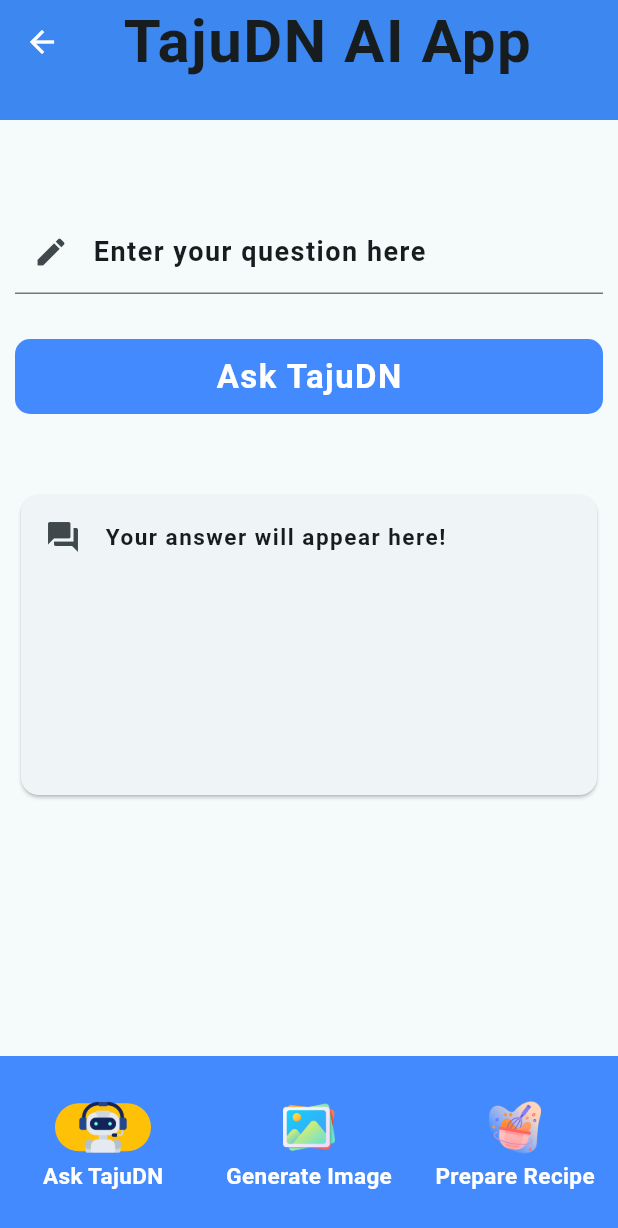
After one commit to tajutechgh/springai_mobile_app, a Flutter app: the screen it shows after launch, after a tap on "Ask TajuDN", on a phone screen of 412 x 824 dp. The commit adds this screen. Shown: the top 1228 px of the screen. Run offline on Flutter 3.47's test engine with Material 3 defaults, Android fonts, the phone set to English and light mode, and no system bars; our stand-ins replace google_fonts; network calls fail; Roboto replaces fonts that are missing (Honk).

Commit message:
added all the UI designs

```diff
--- /dev/null
+++ b/lib/screens/chat_ai_model_screen.dart
@@ -0,0 +1,110 @@
+import 'package:flutter/material.dart';
+import 'package:google_fonts/google_fonts.dart';
+
+class ChatAiModelScreen extends StatefulWidget {
+  const ChatAiModelScreen({super.key});
+
+  @override
+  State<ChatAiModelScreen> createState() => _ChatAiModelScreenState();
+}
+
+class _ChatAiModelScreenState extends State<ChatAiModelScreen> {
+
+  final GlobalKey<FormState> _formKey = GlobalKey<FormState>();
+  late String question;
+
+  @override
+  Widget build(BuildContext context) {
+
+    return Padding(
+      padding: const EdgeInsets.all(10),
+      child: Column(
+        children: [
+            Form(
+                key: _formKey,
+                child: Column(
+                  mainAxisAlignment: MainAxisAlignment.center,
+                  children: [
+                    SizedBox(height: 50,),
+                    TextFormField(
+                      onChanged: (value){
+                           question = value;
+                      },
+                      validator: (value){
+                        if(value!.isEmpty) {
+                          return "Question must not be empty!" ;
+                        } else{
+                          return null;
+                        }
+                      },
+                      decoration: InputDecoration(
+                          label: Text(
+                            "Enter your question here",
+                            style: GoogleFonts.roboto(
+                                textStyle: Theme.of(context).textTheme.displayLarge,
+                                fontSize: 18,
+                                fontWeight: FontWeight.bold,
+                                fontStyle: FontStyle.normal,
+                                letterSpacing: 1,
+                            ),
+                          ),
+                          focusColor: Colors.blue,
+                          prefixIcon: Icon(
+                            Icons.edit,
+                          )
+                      ),
+                    ),
+                    SizedBox(height: 30,),
+                    InkWell(
+                      onTap: (){
+
+                      },
+                      child: Container(
+                        height: 50,
+                        width: MediaQuery.of(context).size.width-20,
+                        decoration: BoxDecoration(
+                          color: Colors.blueAccent,
+                          borderRadius: BorderRadius.circular(10),
+                        ),
+                        child: Center(
+                            child: Text(
+                              "Ask TajuDN",
+                              style: GoogleFonts.roboto(
+                                  textStyle: Theme.of(context).textTheme.displayLarge,
+                                  fontSize: 22,
+                                  fontWeight: FontWeight.bold,
+                                  fontStyle: FontStyle.normal,
+                                  letterSpacing: 1,
+                                  color: Colors.white
+                              ),
+                            )
+                        ),
+                      ),
+                    ),
+                    SizedBox(height: 50,),
+                    Card(
+                      child: SizedBox(
+                        height: 200,
+                        child: ListTile(
+                          leading: Icon(Icons.question_answer),
+                          title: Text(
+                            'Your answer will appear here!',
+                            style: GoogleFonts.roboto(
+                                textStyle: Theme.of(context).textTheme.displayLarge,
+                                fontSize: 15,
+                                fontWeight: FontWeight.bold,
+                                fontStyle: FontStyle.normal,
+                                letterSpacing: 1,
+                            ),
+                          ),
+                        ),
+                      ),
+                    ),
+                  ]
+               )
+            ),
+        ],
+      ),
+    );
+  }
+}
--- a/lib/screens/home_screen.dart
+++ b/lib/screens/home_screen.dart
@@ -12,6 +12,7 @@ class HomeScreen extends StatefulWidget {
 }
 
 class _HomeScreenState extends State<HomeScreen> {
+
   @override
   Widget build(BuildContext context) {
 
@@ -19,14 +20,14 @@ class _HomeScreenState extends State<HomeScreen> {
       appBar: PreferredSize(
         preferredSize: Size.fromHeight(80.0),
         child: AppBar(
-          backgroundColor: Colors.lightBlue,
-          elevation: 4.0,
+          backgroundColor: Colors.blueAccent,
+          elevation: 5.0,
           title: Center(
               child: Text(
                 "TajuDN AI App",
-                style: GoogleFonts.bungeeSpice(
+                style: GoogleFonts.honk(
                   textStyle: Theme.of(context).textTheme.displayLarge,
-                  fontSize: 30,
+                  fontSize: 40,
                   fontWeight: FontWeight.bold,
                   fontStyle: FontStyle.normal,
                   letterSpacing: 1
@@ -51,7 +52,7 @@ class _HomeScreenState extends State<HomeScreen> {
                   "Powered By @TajutechGH",
                   style: GoogleFonts.roboto(
                     textStyle: Theme.of(context).textTheme.displayLarge,
-                    fontSize: 15,
+                    fontSize: 18,
                     fontWeight: FontWeight.bold,
                     fontStyle: FontStyle.normal,
                     letterSpacing: 1,
--- /dev/null
+++ b/lib/screens/navigation_screen.dart
@@ -0,0 +1,94 @@
+import 'package:flutter/material.dart';
+import 'package:google_fonts/google_fonts.dart';
+import 'package:springai_mobile_app/screens/chat_ai_model_screen.dart';
+import 'package:springai_mobile_app/screens/image_generation_model_screen.dart';
+import 'package:springai_mobile_app/screens/recipe_preparation_model_screen.dart';
+
+class NavigationScreen extends StatefulWidget {
+  const NavigationScreen({super.key});
+
+  @override
+  State<NavigationScreen> createState() => _NavigationScreenState();
+}
+
+class _NavigationScreenState extends State<NavigationScreen> {
+
+  int currentPageIndex = 0;
+
+  @override
+  Widget build(BuildContext context) {
+
+    final ThemeData theme = Theme.of(context);
+
+    return Scaffold(
+      appBar: PreferredSize(
+        preferredSize: Size.fromHeight(80.0),
+        child: AppBar(
+          iconTheme: IconThemeData(
+              color: Colors.white
+          ),
+          backgroundColor: Colors.blueAccent,
+          elevation: 5.0,
+          title: Padding(
+            padding: EdgeInsets.all(10),
+            child: Text(
+                "TajuDN AI App",
+                style: GoogleFonts.honk(
+                    textStyle: Theme.of(context).textTheme.displayLarge,
+                    fontSize: 40,
+                    fontWeight: FontWeight.bold,
+                    fontStyle: FontStyle.normal,
+                    letterSpacing: 1
+                )
+            ),
+          ),
+        ),
+      ),
+      bottomNavigationBar: NavigationBar(
+        backgroundColor: Colors.blueAccent,
+        height: 120,
+        elevation: 10.0,
+        labelTextStyle: WidgetStateProperty.all(
+            TextStyle(
+            color: Colors.white,
+            fontSize: 15,
+            fontWeight: FontWeight.bold,
+          ),
+        ),
+        onDestinationSelected: (int index) {
+          setState(() {
+            currentPageIndex = index;
+          });
+        },
+        indicatorColor: Colors.amber,
+        selectedIndex: currentPageIndex,
+        destinations: [
+          NavigationDestination(
+            icon: Image.asset("assets/icons/chat.png", width: 35,),
+            label: 'Ask TajuDN',
+          ),
+          NavigationDestination(
+            icon: Image.asset("assets/icons/picture.png", width: 35,),
+            label: 'Generate Image',
+          ),
+          NavigationDestination(
+            icon: Image.asset("assets/icons/recipe.png", width: 35,),
+            label: 'Prepare Recipe',
+          ),
+        ],
+      ),
+      body: [
+
+        // Ask TajuDN
+        ChatAiModelScreen(),
+
+        // Generate Image
+        ImageGenerationModelScreen(),
+
+        // Prepare Recipe
+        RecipePreparationModelScreen()
+
+      ][currentPageIndex],
+    );
+  }
+}
--- a/lib/screens/widgets/chat_ai_model_widget.dart
+++ b/lib/screens/widgets/chat_ai_model_widget.dart
@@ -1,6 +1,6 @@
 import 'package:flutter/material.dart';
-import 'package:flutter_svg/svg.dart';
 import 'package:google_fonts/google_fonts.dart';
+import 'package:springai_mobile_app/screens/navigation_screen.dart';
 
 class ChatAiModelWidget extends StatelessWidget {
   const ChatAiModelWidget({super.key});
@@ -11,7 +11,14 @@ class ChatAiModelWidget extends StatelessWidget {
       padding: EdgeInsets.all(10),
       child: InkWell(
         onTap: (){
-
+          Navigator.push(
+            context,
+            MaterialPageRoute(
+              builder: (context) {
+                return NavigationScreen();
+              },
+            ),
+          );
         },
         child: Container(
           height: 150,
```
Also changed, not shown: lib/screens/image_generation_model_screen.dart (added, +122 -0 lines), lib/screens/recipe_preparation_model_screen.dart (added, +49 -0 lines), lib/screens/widgets/image_generation_model_widget.dart (+10 -1 lines), lib/screens/widgets/recipe_preparation_model_widget.dart (+10 -1 lines).
